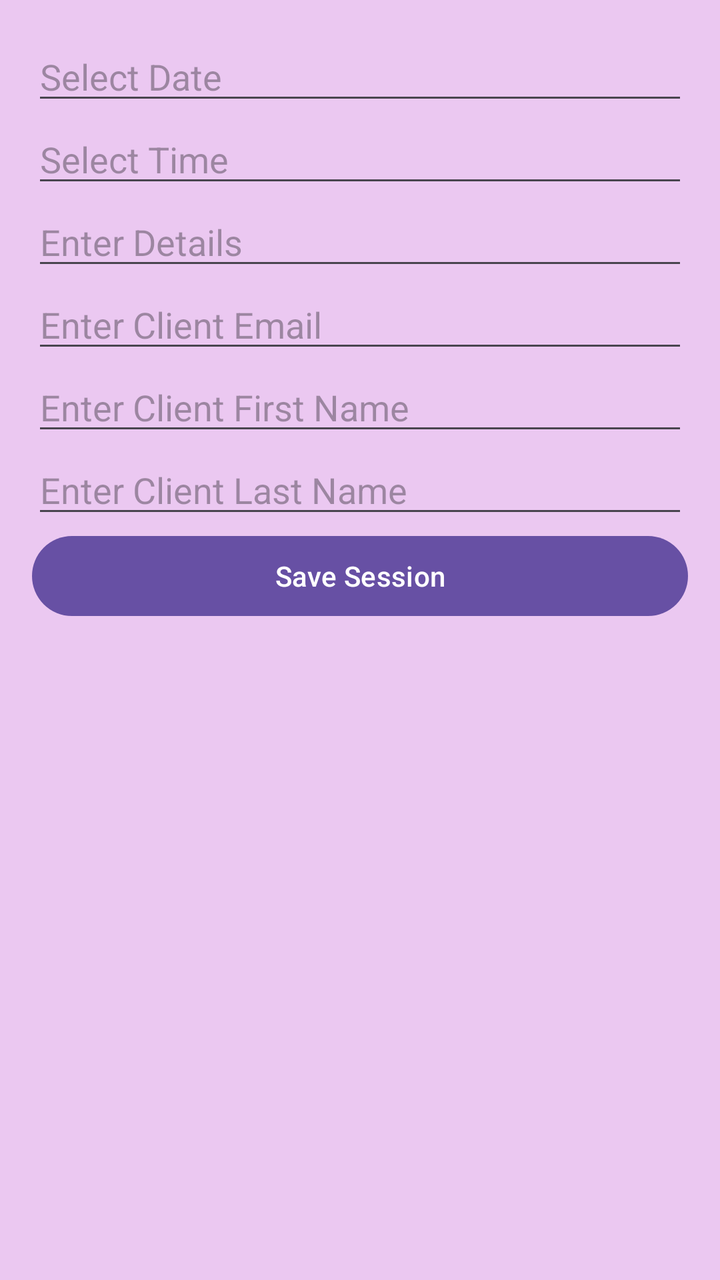
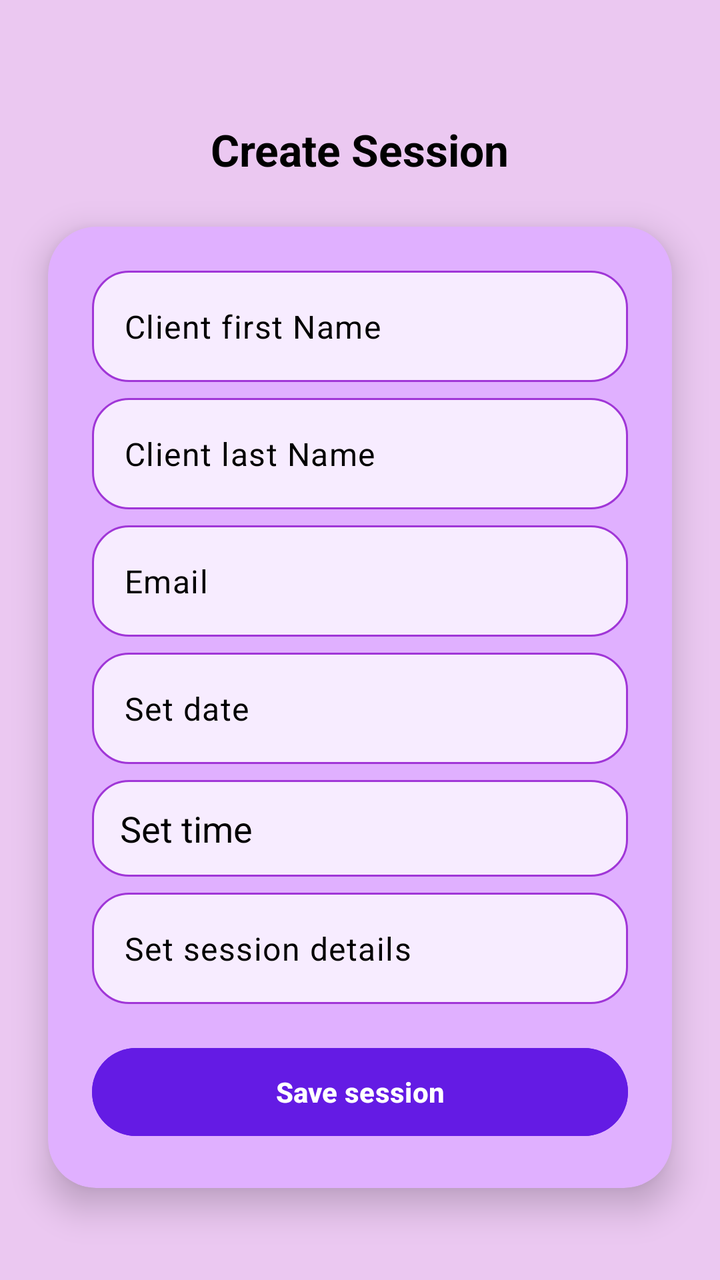

The first picture is an Android layout as it rendered before a commit; the second is the same layout after the commit. The layout source and the unified diff follow.
<!-- AndroidManifest.xml: application theme Theme.Therassistant2 -->
<!-- res/layout/activity_add_session.xml -->
<?xml version="1.0" encoding="utf-8"?>
<LinearLayout xmlns:android="http://schemas.android.com/apk/res/android"
    android:orientation="vertical"
    android:layout_width="match_parent"
    android:layout_height="match_parent"
    android:background="#EBC8F1"
    android:padding="16dp">

    <EditText
        android:id="@+id/sessionDateEditText"
        android:layout_width="match_parent"
        android:layout_height="wrap_content"
        android:hint="Select Date"
        android:focusable="false"
        android:clickable="true" />

    <EditText
        android:id="@+id/sessionTimeEditText"
        android:layout_width="match_parent"
        android:layout_height="wrap_content"
        android:hint="Select Time"
        android:focusable="false"
        android:clickable="true" />

    <EditText
        android:id="@+id/sessionDetailsEditText"
        android:layout_width="match_parent"
        android:layout_height="wrap_content"
        android:hint="Enter Details" />

    <EditText
        android:id="@+id/clientEmailEditText"
        android:layout_width="match_parent"
        android:layout_height="wrap_content"
        android:hint="Enter Client Email" />

    <EditText
        android:id="@+id/clientFirstNameEditText"
        android:layout_width="match_parent"
        android:layout_height="wrap_content"
        android:hint="Enter Client First Name" />

    <EditText
        android:id="@+id/clientLastNameEditText"
        android:layout_width="match_parent"
        android:layout_height="wrap_content"
        android:hint="Enter Client Last Name" />

    <Button
        android:id="@+id/saveSessionButton"
        android:layout_width="match_parent"
        android:layout_height="wrap_content"
        android:text="Save Session" />

</LinearLayout>
<!-- resources referenced by this layout -->
<resources>
  <style name="Theme.Therassistant2" parent="Base.Theme.Therassistant2" />
  <style name="Base.Theme.Therassistant2" parent="Theme.Material3.DayNight.NoActionBar">
          
          
      </style>
</resources>

<!-- the commit's change to res/layout/activity_add_session.xml (unified diff, before → after) -->
@@ -1,55 +1,163 @@
 <?xml version="1.0" encoding="utf-8"?>
-<LinearLayout xmlns:android="http://schemas.android.com/apk/res/android"
-    android:orientation="vertical"
+<androidx.constraintlayout.widget.ConstraintLayout xmlns:android="http://schemas.android.com/apk/res/android"
+    xmlns:app="http://schemas.android.com/apk/res-auto"
+    xmlns:tools="http://schemas.android.com/tools"
     android:layout_width="match_parent"
     android:layout_height="match_parent"
     android:background="#EBC8F1"
-    android:padding="16dp">
+    tools:context=".Signup">
 
-    <EditText
-        android:id="@+id/sessionDateEditText"
-        android:layout_width="match_parent"
+    <TextView
+        android:id="@+id/signupTitle"
+        android:layout_width="wrap_content"
         android:layout_height="wrap_content"
-        android:hint="Select Date"
-        android:focusable="false"
-        android:clickable="true" />
+        android:text="Create Session"
+        android:textSize="22sp"
+        android:textStyle="bold"
+        android:textColor="@android:color/black"
+        android:layout_marginTop="60dp"
+        app:layout_constraintTop_toTopOf="parent"
+        app:layout_constraintStart_toStartOf="parent"
+        app:layout_constraintEnd_toEndOf="parent" />
 
-    <EditText
-        android:id="@+id/sessionTimeEditText"
-        android:layout_width="match_parent"
+    <androidx.cardview.widget.CardView
+        android:id="@+id/signupCard"
+        android:layout_width="0dp"
         android:layout_height="wrap_content"
-        android:hint="Select Time"
-        android:focusable="false"
-        android:clickable="true" />
+        android:layout_margin="24dp"
+        app:cardCornerRadius="24dp"
+        app:cardElevation="10dp"
+        app:cardBackgroundColor="#E0B0FF"
+        app:layout_constraintTop_toBottomOf="@id/signupTitle"
+        app:layout_constraintStart_toStartOf="parent"
+        app:layout_constraintEnd_toEndOf="parent">
 
-    <EditText
-        android:id="@+id/sessionDetailsEditText"
-        android:layout_width="match_parent"
-        android:layout_height="wrap_content"
-        android:hint="Enter Details" />
+        <LinearLayout
+            android:layout_width="match_parent"
+            android:layout_height="wrap_content"
+            android:orientation="vertical"
+            android:padding="22dp">
 
-    <EditText
-        android:id="@+id/clientEmailEditText"
-        android:layout_width="match_parent"
-        android:layout_height="wrap_content"
-        android:hint="Enter Client Email" />
+            
+            <com.google.android.material.textfield.TextInputLayout
+                android:layout_width="match_parent"
+                android:layout_height="wrap_content"
+                app:hintEnabled="false"
+                app:hintTextColor="@color/black">
 
-    <EditText
-        android:id="@+id/clientFirstNameEditText"
-        android:layout_width="match_parent"
-        android:layout_height="wrap_content"
-        android:hint="Enter Client First Name" />
+                <com.google.android.material.textfield.TextInputEditText
+                    android:id="@+id/clientFirstNameEditText"
+                    android:layout_width="match_parent"
+                    android:layout_height="wrap_content"
+                    android:background="@drawable/rounded_button"
+                    android:hint="Client first Name"
+                    android:textColorHint="@color/black"
+                    android:inputType="textPersonName"
+                    android:textColor="@color/black" />
+            </com.google.android.material.textfield.TextInputLayout>
 
-    <EditText
-        android:id="@+id/clientLastNameEditText"
-        android:layout_width="match_parent"
-        android:layout_height="wrap_content"
-        android:hint="Enter Client Last Name" />
+            <com.google.android.material.textfield.TextInputLayout
+                android:layout_width="match_parent"
+                android:layout_height="wrap_content"
+                android:layout_marginTop="8dp"
+                app:hintEnabled="false"
+                app:hintTextColor="@color/black">
 
-    <Button
-        android:id="@+id/saveSessionButton"
-        android:layout_width="match_parent"
-        android:layout_height="wrap_content"
-        android:text="Save Session" />
+                <com.google.android.material.textfield.TextInputEditText
+                    android:id="@+id/clientLastNameEditText"
+                    android:layout_width="match_parent"
+                    android:layout_height="wrap_content"
+                    android:background="@drawable/rounded_button"
+                    android:hint="Client last Name"
+                    android:textColorHint="@color/black"
+                    android:inputType="textPersonName"
+                    android:textColor="@android:color/black" />
+            </com.google.android.material.textfield.TextInputLayout>
 
-</LinearLayout>
+            <com.google.android.material.textfield.TextInputLayout
+                android:layout_width="match_parent"
+                android:layout_height="wrap_content"
+                android:layout_marginTop="8dp"
+                app:hintEnabled="false"
+                app:hintTextColor="@color/black">
+
+                <com.google.android.material.textfield.TextInputEditText
+                    android:id="@+id/clientEmailEditText"
+                    android:layout_width="match_parent"
+                    android:layout_height="wrap_content"
+                    android:background="@drawable/rounded_button"
+                    android:hint="Email"
+                    android:textColorHint="@color/black"
+                    android:inputType="textEmailAddress"
+                    android:textColor="@android:color/black" />
+            </com.google.android.material.textfield.TextInputLayout>
+
+
+            <com.google.android.material.textfield.TextInputLayout
+                android:layout_width="match_parent"
+                android:layout_height="wrap_content"
+                android:layout_marginTop="8dp"
+                app:hintTextColor="@color/black"
+                app:hintEnabled="false">
+
+                <com.google.android.material.textfield.TextInputEditText
+                    android:id="@+id/sessionDateEditText"
+                    android:layout_width="match_parent"
+                    android:layout_height="wrap_content"
+                    android:background="@drawable/rounded_button"
+                    android:hint="Set date"
+                    android:textColorHint="@color/black"
+                    android:inputType="date"
+                    android:textColor="@android:color/black" />
+            </com.google.android.material.textfield.TextInputLayout>
+
+            <com.google.android.material.textfield.TextInputLayout
+                android:layout_width="match_parent"
+                android:layout_height="wrap_content"
+                android:layout_marginTop="8dp"
+                app:hintTextColor="@color/black"
+                app:hintEnabled="false"/>
+
+                <com.google.android.material.textfield.TextInputEditText
+                    android:id="@+id/sessionTimeEditText"
+                    android:layout_width="match_parent"
+                    android:layout_height="wrap_content"
+                    android:background="@drawable/rounded_button"
+                    android:hint="Set time"
+                    android:textColorHint="@color/black"
+                    android:inputType="time"
+                    android:textColor="@android:color/black" />
+
+            <com.google.android.material.textfield.TextInputLayout
+                android:layout_width="match_parent"
+                android:layout_height="wrap_content"
+                android:layout_marginTop="8dp"
+                app:hintTextColor="@color/black"
+                app:hintEnabled="false">
+
+                <com.google.android.material.textfield.TextInputEditText
+                    android:id="@+id/sessionDetailsEditText"
+                    android:layout_width="match_parent"
+                    android:layout_height="wrap_content"
+                    android:background="@drawable/rounded_button"
+                    android:hint="Set session details"
+                    android:textColorHint="@color/black"
+                    android:inputType="textPassword"
+                    android:textColor="@android:color/black" />
+            </com.google.android.material.textfield.TextInputLayout>
+
+            <Button
+                android:id="@+id/saveSessionButton"
+                android:layout_width="match_parent"
+                android:layout_height="52dp"
+                android:layout_marginTop="18dp"
+                android:text="Save session"
+                android:textStyle="bold"
+                android:textColor="#FFFFFF"
+                android:backgroundTint="#641BE4" />
+
+        </LinearLayout>
+
+    </androidx.cardview.widget.CardView>
+
+</androidx.constraintlayout.widget.ConstraintLayout>
<!-- resource entries referenced after the edit -->
@@ -1,5 +1,25 @@
 <!-- resources referenced by this layout -->
 <resources>
+  <color name="black">#FF000000</color>
+  <!-- drawable rounded_button (drawable) -->
+  <?xml version="1.0" encoding="utf-8"?>
+  <shape xmlns:android="http://schemas.android.com/apk/res/android">
+  
+      <solid android:color="#F7ECFF" />
+  
+      <corners android:radius="18dp" />
+  
+      <stroke
+          android:width="1dp"
+          android:color="#A036D7" />
+  
+      <padding
+          android:left="14dp"
+          android:top="12dp"
+          android:right="14dp"
+          android:bottom="12dp" />
+  
+  </shape>
   <style name="Theme.Therassistant2" parent="Base.Theme.Therassistant2" />
   <style name="Base.Theme.Therassistant2" parent="Theme.Material3.DayNight.NoActionBar">
           
